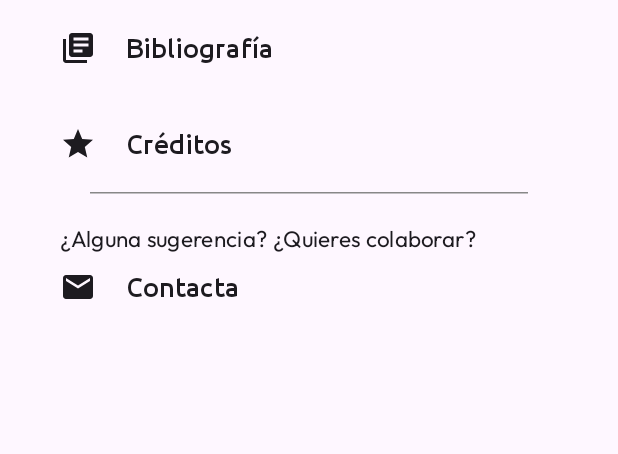
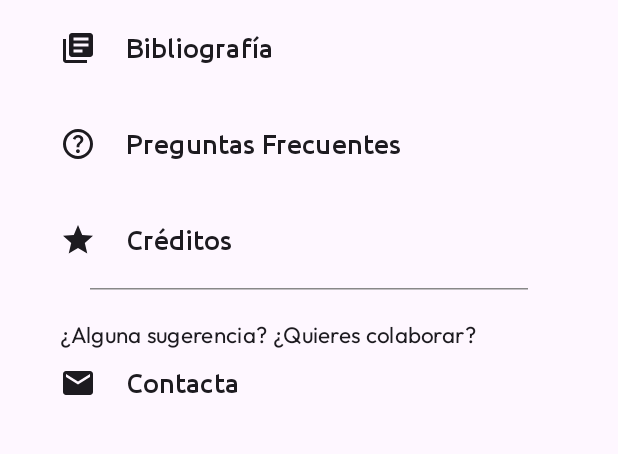
Before and after one commit to Akronix/DruidNet, an Android app built with Jetpack Compose: the AboutScreen screen opened through its navigation route, on a phone screen of 412 x 824 dp, the part 279-733 px from its top. Run offline under Robolectric (Android 15) with nearby library versions, the phone set to English and light mode, and no system bars; libraries missing offline, so code that uses them is left out: com.mikepenz.markdown, me.saket.telephoto.

Commit message:
Added FAQs in About screen

```diff
--- a/app/src/main/java/org/druidanet/druidnet/ui/AboutScreen.kt
+++ b/app/src/main/java/org/druidanet/druidnet/ui/AboutScreen.kt
@@ -80,6 +80,13 @@
                 { onNavigationButtonClick( Screen.Bibliography ) },
                 stringResource(R.string.title_screen_bibliography),
                 imageResource = R.drawable.library_books,
+                additionalText = null
+            )
+
+            AboutItem(
+                { openURIAction(context, "https://druidnet.es/preguntas-frecuentes/") },
+                stringResource(R.string.about_screen_faqs),
+                imageResource = R.drawable.help,
                 additionalText = null
             )
 
@@ -251,6 +258,14 @@
     }
 }
 
+fun openURIAction(context: Context, uri: String) {
+
+    val intent = Intent(Intent.ACTION_VIEW).apply {
+        data = Uri.parse(uri)
+    }
+    context.startActivity(intent)
+}
+
 fun sendEmailAction(context: Context) {
 
     val intent = Intent(Intent.ACTION_SENDTO).apply {
--- /dev/null
+++ b/app/src/main/res/drawable/help.xml
@@ -0,0 +1,11 @@
+<vector xmlns:android="http://schemas.android.com/apk/res/android"
+    android:width="24dp"
+    android:height="24dp"
+    android:viewportWidth="960"
+    android:viewportHeight="960"
+    android:tint="?attr/colorControlNormal"
+    android:autoMirrored="true">
+  <path
+      android:fillColor="@android:color/white"
+      android:pathData="M478,720Q499,720 513.5,705.5Q528,691 528,670Q528,649 513.5,634.5Q499,620 478,620Q457,620 442.5,634.5Q428,649 428,670Q428,691 442.5,705.5Q457,720 478,720ZM442,566L516,566Q516,533 523.5,514Q531,495 566,462Q592,436 607,412.5Q622,389 622,356Q622,300 581,270Q540,240 484,240Q427,240 391.5,270Q356,300 342,342L408,368Q413,350 430.5,329Q448,308 484,308Q516,308 532,325.5Q548,343 548,364Q548,384 536,401.5Q524,419 506,434Q462,473 452,493Q442,513 442,566ZM480,880Q397,880 324,848.5Q251,817 197,763Q143,709 111.5,636Q80,563 80,480Q80,397 111.5,324Q143,251 197,197Q251,143 324,111.5Q397,80 480,80Q563,80 636,111.5Q709,143 763,197Q817,251 848.5,324Q880,397 880,480Q880,563 848.5,636Q817,709 763,763Q709,817 636,848.5Q563,880 480,880ZM480,800Q614,800 707,707Q800,614 800,480Q800,346 707,253Q614,160 480,160Q346,160 253,253Q160,346 160,480Q160,614 253,707Q346,800 480,800ZM480,480Q480,480 480,480Q480,480 480,480Q480,480 480,480Q480,480 480,480Q480,480 480,480Q480,480 480,480Q480,480 480,480Q480,480 480,480Z"/>
+</vector>
--- a/app/src/main/res/values/strings.xml
+++ b/app/src/main/res/values/strings.xml
@@ -31,4 +31,5 @@
     <string name="title_screen_language">Idioma de los nombres</string>
     <string name="dialog_change_language">Cambiar</string>
     <string name="title_screen_credits">Créditos</string>
+    <string name="about_screen_faqs">Preguntas Frecuentes</string>
 </resources>
```
